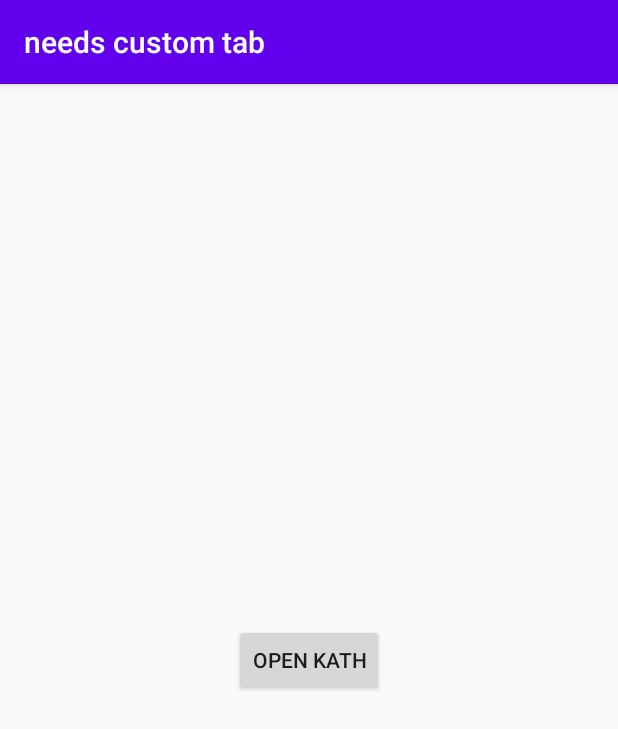
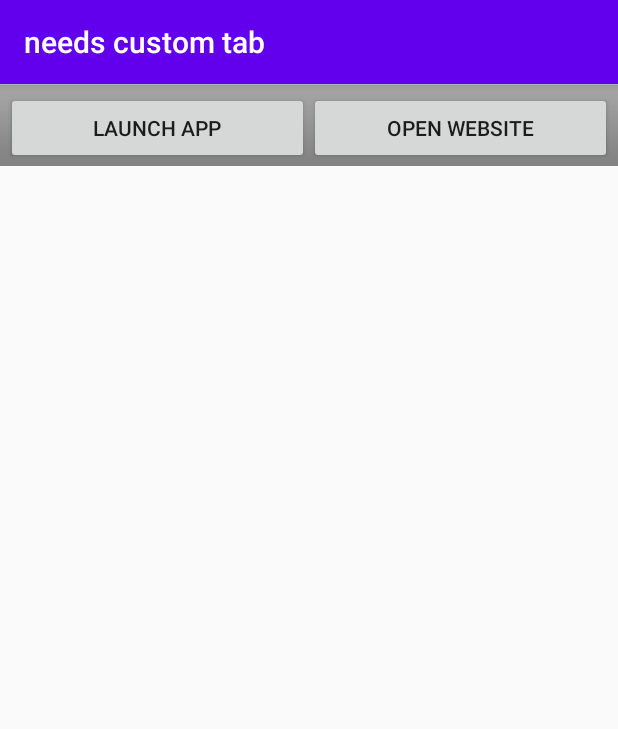
Before and after one commit to manjuadv/needs_app_Ctabs, an Android app: the screen it shows after launch (MainActivity), on a phone screen of 412 x 824 dp. Shown: the top 729 px of the screen. Run offline under Robolectric (Android 15) with nearby library versions, the phone set to English and light mode, and no system bars.

Commit message:
launch as app and launch as website functionality, still points to kathlk.online

```diff
--- a/app/src/main/res/layout/activity_main.xml
+++ b/app/src/main/res/layout/activity_main.xml
@@ -6,11 +6,27 @@
     android:layout_height="match_parent"
     tools:context=".MainActivity">
 
+    <LinearLayout
+        android:orientation="horizontal"
+        android:background="@android:drawable/bottom_bar"
+        android:paddingLeft="4.0dip"
+        android:paddingTop="5.0dip"
+        android:paddingRight="4.0dip"
+        android:paddingBottom="1.0dip"
+        android:layout_width="fill_parent" android:layout_height="wrap_content">
+
     <Button
-        android:layout_width="wrap_content"
-        android:layout_height="wrap_content"
+        android:layout_width="0.0dip" android:layout_height="fill_parent"
+        android:layout_weight="1.0"
         android:layout_centerInParent="true"
-        android:text="Open Kath"
+        android:text="Launch App"
         android:id="@+id/opn"></Button>
+    <Button
+        android:layout_width="0.0dip" android:layout_height="fill_parent"
+        android:layout_weight="1.0"
+        android:layout_centerInParent="true"
+        android:text="Open Website"
+        android:id="@+id/opnChrm"></Button>
+    </LinearLayout>
 
 </RelativeLayout>
--- a/settings.gradle
+++ b/settings.gradle
@@ -1,2 +1,2 @@
-rootProject.name='needs custom tab'
+rootProject.name='Kath App for Your Needs'
 include ':app'
```
Also changed, not shown: app/src/main/java/com/example/needscustomtab/MainActivity.java (+49 -5 lines).
